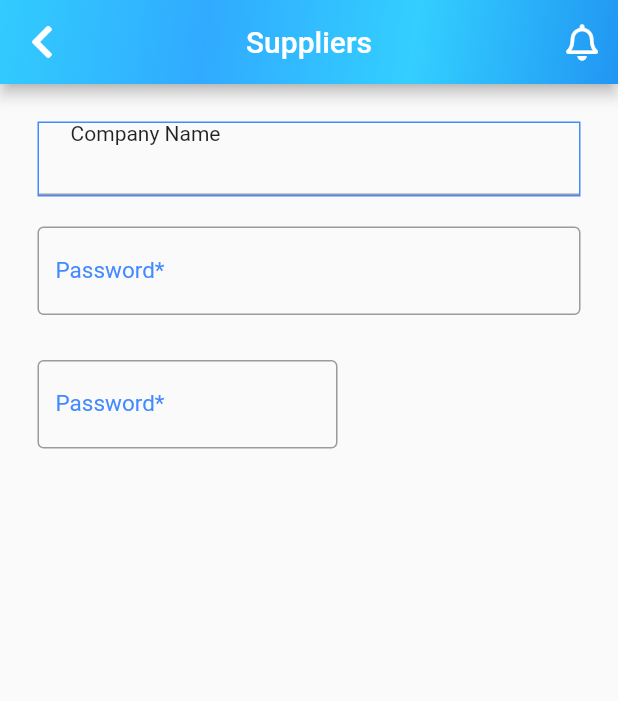
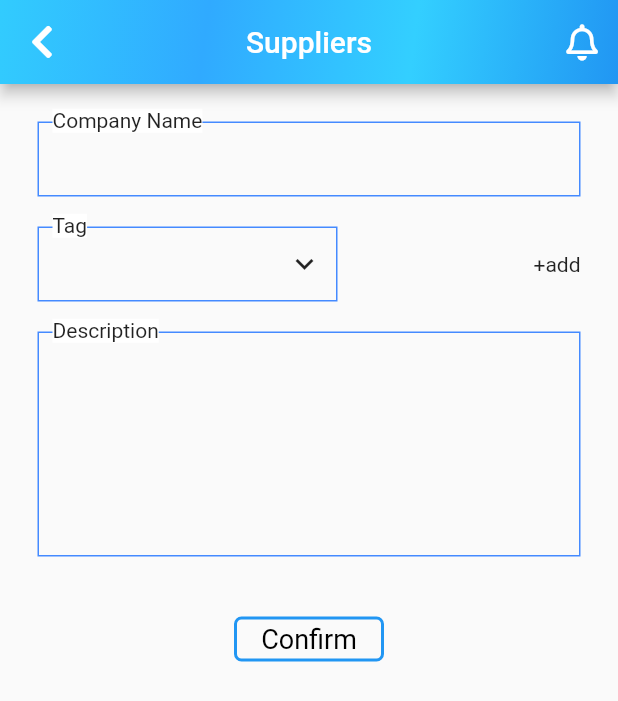
Before and after one commit to Monofyi/Flutter, a Flutter app: the SupplierPage screen opened by its route, on a phone screen of 412 x 824 dp. Shown: the top 701 px of the screen. Run offline on Flutter 3.47's test engine with Material 2 defaults, Android fonts, the phone set to English and light mode, and no system bars; our stand-ins replace cloud_firestore, firebase_auth, flutter_svg, font_awesome_flutter, freezed_annotation, recase and 1 more; missing offline and left inert: disposable_provider, flamingo; accounts and stored records are empty.

Commit message:
finished supplier screen design part

```diff
--- a/lib/ui/components/customtextfield.dart
+++ b/lib/ui/components/customtextfield.dart
@@ -14,6 +14,9 @@ Widget customTextFields({
   Function iconTap,
 }) {
   return TextFormField(
+    autofocus: true,
+    enabled: true,
+
     obscureText: obscureText,
     controller: controller,
     keyboardType: keyboardType,
--- a/lib/ui/supplier_page/supplier_page.dart
+++ b/lib/ui/supplier_page/supplier_page.dart
@@ -48,64 +48,139 @@ class _SupplierPageState extends State<SupplierPage> {
           child: Column(
             crossAxisAlignment: CrossAxisAlignment.start,
             children: <Widget>[
-              Stack(
+              Container(
+                child: Stack(
                   children: <Widget>[
                     Container(
                       decoration: BoxDecoration(
                           border: Border.all(color: Colors.blueAccent)
                           // color: Colors.purple,
                           ),
-                    child: TextField(),
+                      child: TextField(
+                        decoration: InputDecoration(border: InputBorder.none),
+                      ),
+                    ),
+
+                    Positioned(
+                      top: -8.5,
+                      left: 10.0,
+                      child: Container(
+                        color: Colors.white,
+                        child: Text("Company Name"),
+                        clipBehavior: Clip.none,
+                      ),
+                    ),
+                    // Text("Company Name")
+                  ],
+                  clipBehavior: Clip.none,
+                  overflow: Overflow.visible,
+                  alignment: Alignment.topLeft,
+                  fit: StackFit.loose,
+                ),
+              ),
+              SizedBox(
+                height: 20,
+              ),
+              Row(
+                mainAxisAlignment: MainAxisAlignment.spaceBetween,
+                children: [
+                  Container(
+                    child: Stack(
+                      children: <Widget>[
+                        Container(
+                          width: 200,
+                          decoration: BoxDecoration(
+                              border: Border.all(color: Colors.blueAccent)
+                              // color: Colors.purple,
+                              ),
+                          child: TextField(
+                            decoration:
+                                InputDecoration(border: InputBorder.none),
+                          ),
                         ),
                         Positioned(
-                      top: 0.0, right: 240.0, child: Text("Company Name")),
+                          top: -8.5,
+                          left: 10.0,
+                          child: Container(
+                            color: Colors.white,
+                            child: Text("Tag"),
+                            clipBehavior: Clip.none,
+                          ),
+                        ),
+                        Positioned(
+                            bottom: 0.0,
+                            top: 0.0,
+                            right: 10.0,
+                            //left: 10.0,
+                            child: Icon(Icons.expand_more)),
                         // Text("Company Name")
+                      ],
+                      clipBehavior: Clip.none,
+                      overflow: Overflow.visible,
+                      alignment: Alignment.topLeft,
+                      fit: StackFit.loose,
+                    ),
+                  ),
+                  Text("+add")
                 ],
               ),
               SizedBox(
                 height: 20,
               ),
-              customTextFields(
-                //controller: _passwordController,
-                keyboardType: TextInputType.text,
-                context: context,
-                color: Colors.black,
-                iconData: Icons.visibility,
-                name: 'Password*',
-                validator: (value) {
-                  if (value.isEmpty) return 'Password is Required';
-                  return null;
-                },
-                obscureText: false,
-                iconTap: () {},
+              Container(
+                child: Stack(
+                  children: <Widget>[
+                    Container(
+                      height: 150,
+                      decoration: BoxDecoration(
+                          border: Border.all(color: Colors.blueAccent)
+                          // color: Colors.purple,
+                          ),
+                      child: TextField(
+                        decoration: InputDecoration(border: InputBorder.none),
+                      ),
+                    ),
+
+                    Positioned(
+                      top: -8.5,
+                      left: 10.0,
+                      child: Container(
+                        color: Colors.white,
+                        child: Text("Description"),
+                        clipBehavior: Clip.none,
+                      ),
+                    ),
+                    // Text("Company Name")
+                  ],
+                  clipBehavior: Clip.none,
+                  overflow: Overflow.visible,
+                  alignment: Alignment.topLeft,
+                  fit: StackFit.loose,
+                ),
               ),
               SizedBox(
-                height: 30,
+                height: 40,
               ),
-              Container(
-                width: 200,
-                child: Row(
-                  children: <Widget>[
-                    Expanded(
-                      child: customTextFields(
-                        //controller: _passwordController,
-                        keyboardType: TextInputType.text,
-                        context: context,
-                        color: Colors.black,
-                        iconData: Icons.visibility,
-                        name: 'Password*',
-                        validator: (value) {
-                          if (value.isEmpty) return 'Password is Required';
-                          return null;
-                        },
-                        obscureText: false,
-                        iconTap: () {},
+              // Center(child: RaisedButton(onPressed: () {})),
+              Center(
+                child: InkWell(
+                  onTap: () => print('hello'),
+                  child: Container(
+                    width: 100.0,
+                    height: 30.0,
+                    decoration: BoxDecoration(
+                      // color: Colors.blueAccent,
+                      border: Border.all(color: Colors.blue, width: 2.0),
+                      borderRadius: BorderRadius.circular(5.0),
+                    ),
+                    child: Center(
+                      child: Text(
+                        'Confirm',
+                        style: TextStyle(fontSize: 18.0, color: Colors.black),
                       ),
                     ),
-                  ],
                   ),
-
-                //  Icon(Icons.arrow_drop_down),
+                ),
               ),
             ],
           ),
```
Lines whose indentation alone changed are shown as unchanged.
